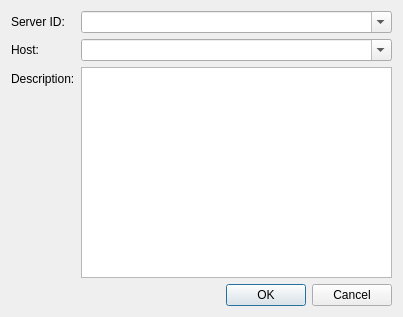
Before: the Qt Designer form src/pythonGui/karabogui/project/dialog/server_handle.ui in European-XFEL/Karabo, drawn with Qt 5.
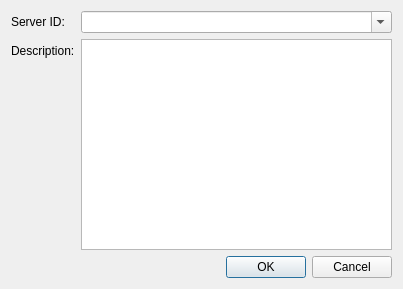
After: the same form once the commit is applied.

Commit message: GUI: Deprecate host information in the karabo project

The edit to the form file:
```diff
--- a/src/pythonGui/karabogui/project/dialog/server_handle.ui
+++ b/src/pythonGui/karabogui/project/dialog/server_handle.ui
@@ -7,7 +7,7 @@
     <x>0</x>
     <y>0</y>
     <width>403</width>
-    <height>317</height>
+    <height>289</height>
    </rect>
   </property>
   <property name="windowTitle">
@@ -34,27 +34,13 @@
       </widget>
      </item>
      <item row="1" column="0">
-      <widget class="QLabel" name="laHost">
-       <property name="text">
-        <string>Host:</string>
-       </property>
-      </widget>
-     </item>
-     <item row="1" column="1">
-      <widget class="QComboBox" name="ui_host">
-       <property name="editable">
-        <bool>true</bool>
-       </property>
-      </widget>
-     </item>
-     <item row="2" column="0">
       <widget class="QLabel" name="laDescription">
        <property name="text">
         <string>Description:</string>
        </property>
       </widget>
      </item>
-     <item row="2" column="1">
+     <item row="1" column="1">
       <widget class="QTextEdit" name="ui_description"/>
      </item>
     </layout>
```
The commit also changes 3 other files.
